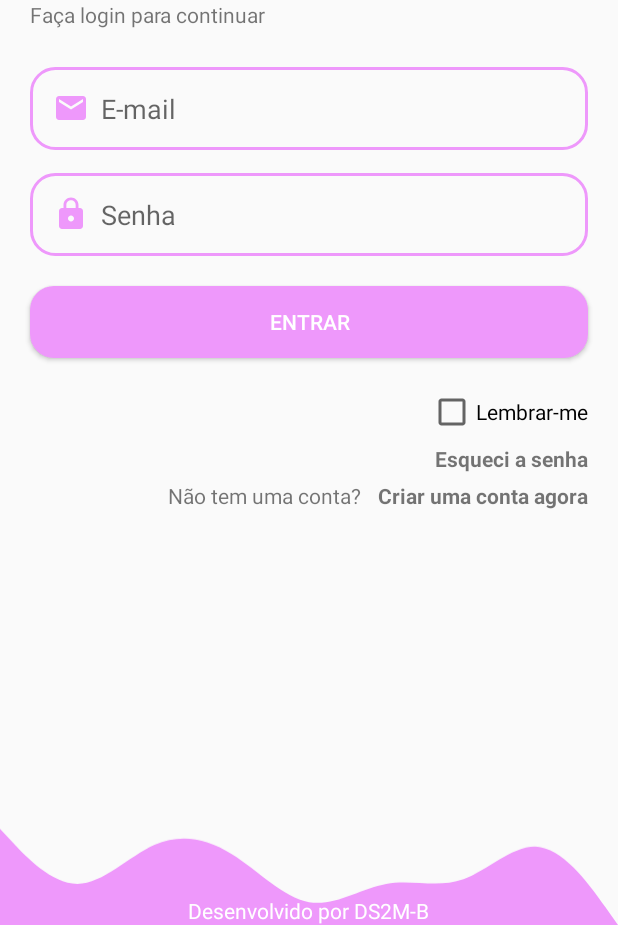
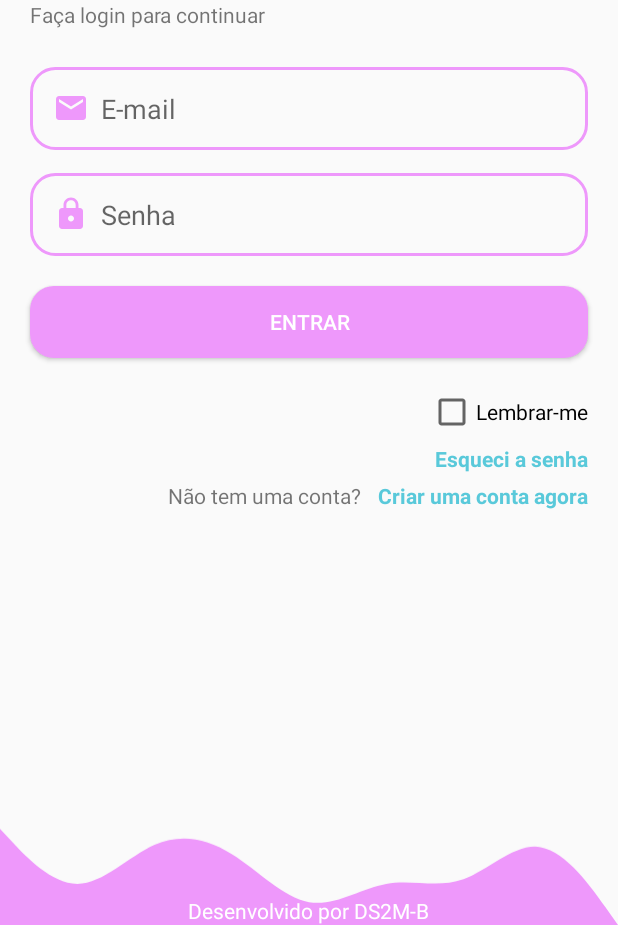
Before and after one commit to balakelly459/IMC-LOGIN-android, an Android app: the screen it shows after launch (LoginActivity), on a phone screen of 412 x 824 dp, the part 311-1236 px from its top. Run offline under Robolectric (Android 15) with nearby library versions, the light colour scheme and no system bars.

Commit message:
color id

```diff
--- a/app/src/main/res/layout/activity_login.xml
+++ b/app/src/main/res/layout/activity_login.xml
@@ -124,7 +124,8 @@
         android:clickable="true"
         android:textStyle="bold"
         android:layout_marginTop="5dp"
-        android:layout_marginBottom="5dp"/>
+        android:layout_marginBottom="5dp"
+        android:textColor="#59c9da"/>
 
     <TextView
         android:id="@+id/text_view_criar"
@@ -134,7 +135,8 @@
         android:layout_below="@+id/text_view_esqueci"
         android:layout_alignEnd="@+id/text_view_esqueci"
         android:clickable="true"
-        android:textStyle="bold" />
+        android:textStyle="bold"
+        android:textColor="#59c9da"/>
 
     <TextView
         android:id="@+id/text_view_sem_conta"
```
